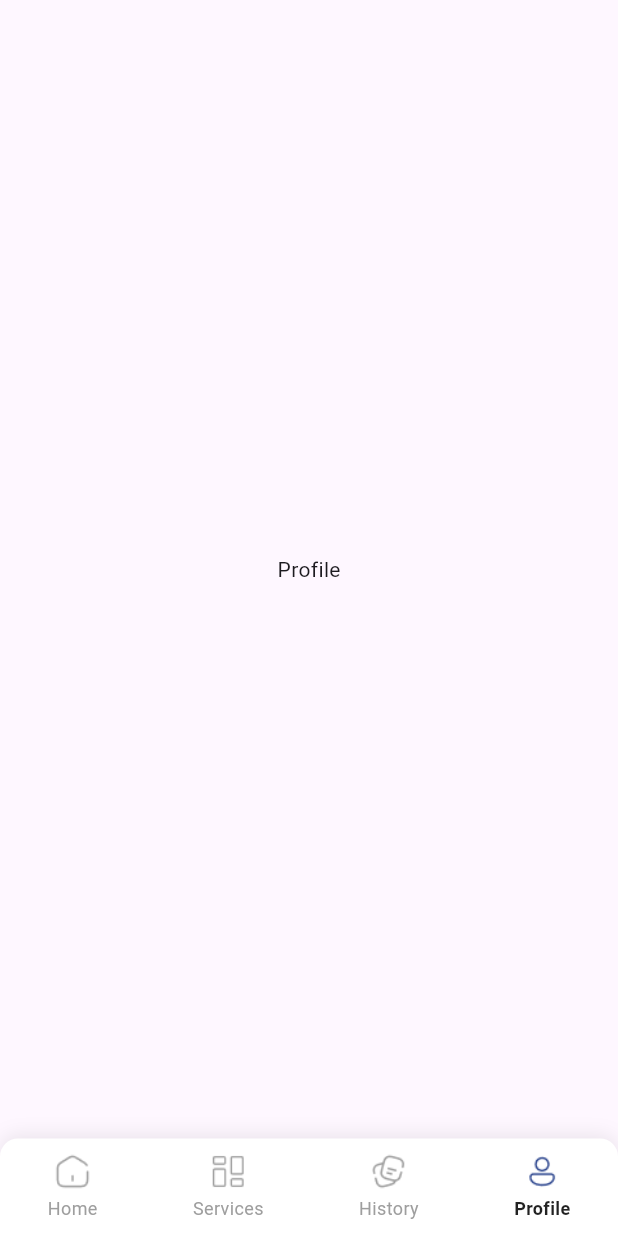
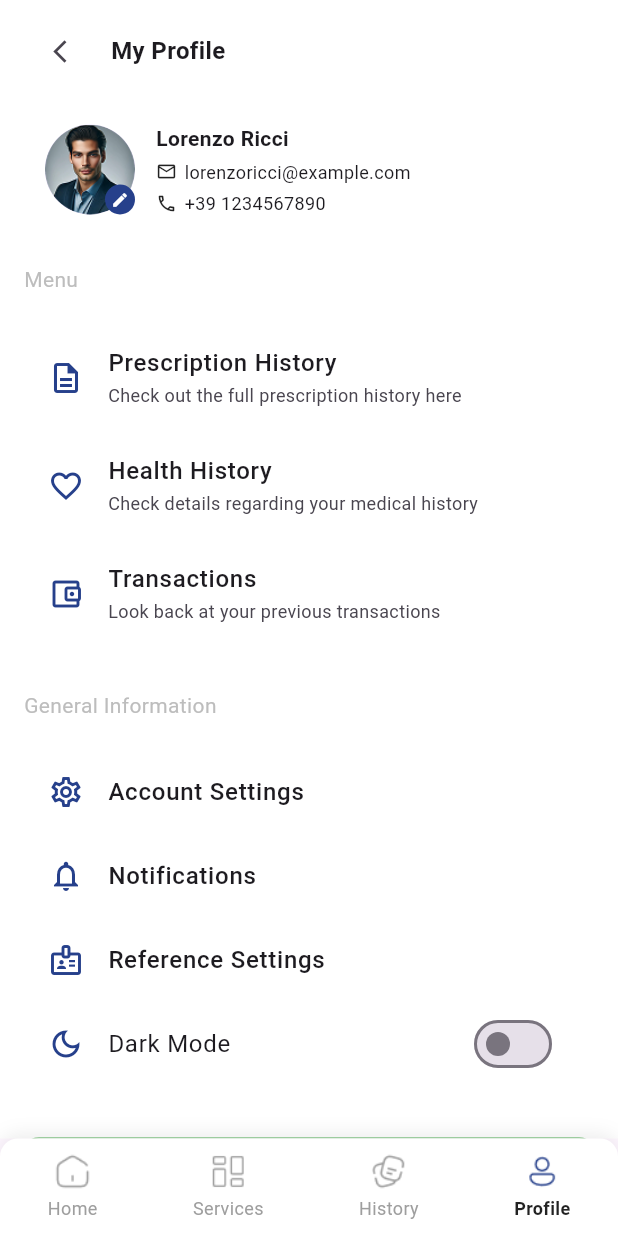
Before and after one commit to Aryan-090/medcare, a Flutter app: the screen it shows after launch, item 4 of the bottom bar chosen, on a phone screen of 412 x 824 dp. Run offline on Flutter 3.47's test engine with Material 3 defaults, Android fonts, the phone set to English and light mode, and no system bars; our stand-ins replace intl_phone_field.

Commit message:
new Screens Added

```diff
--- a/lib/src/home/main_screen.dart
+++ b/lib/src/home/main_screen.dart
@@ -2,6 +2,7 @@ import 'package:flutter/material.dart';
 import 'package:medcare/src/services/services.dart';
 import '../../widgets/bottomNavigationBar/custom_bottom_nav.dart';
 import '../history/history_screen.dart';
+import '../profile/profile_screen.dart';
 import 'home_screen.dart';
 
 class MainScreen extends StatefulWidget {
@@ -32,7 +33,13 @@ class _MainScreenState extends State<MainScreen> {
         currentNavIndex: currentIndex,
         onNavTap: _handleNavigation,
       ),
-      const Center(child: Text("Profile")),
+      ProfileScreen(
+
+        currentIndex: currentIndex,
+
+        onTap: _handleNavigation,
+
+      ),
     ];
   }
 
@@ -45,8 +52,18 @@ class _MainScreenState extends State<MainScreen> {
         currentNavIndex: index,
         onNavTap: _handleNavigation,
       );
+
+      /// update ProfileScreen index also
+      screens[3] = ProfileScreen(
+
+        currentIndex: index,
+
+        onTap: _handleNavigation,
+
+      );
     });
   }
+
 
   void _setSelectedDoctor(Map<String, String> doctor) {
     setState(() {
--- /dev/null
+++ b/lib/src/profile/profile_screen.dart
@@ -0,0 +1,110 @@
+import 'package:flutter/material.dart';
+import '../../utils/app_colors.dart';
+
+import 'widgets/profile_header.dart';
+import 'widgets/profile_menu_section.dart';
+import 'widgets/logout_button.dart';
+
+class ProfileScreen extends StatefulWidget {
+  final int currentIndex;
+  final Function(int) onTap;
+
+  const ProfileScreen({
+    super.key,
+
+    required this.currentIndex,
+
+    required this.onTap,
+  });
+
+  @override
+  State<ProfileScreen> createState() => _ProfileScreenState();
+}
+
+class _ProfileScreenState extends State<ProfileScreen> {
+  bool darkMode = false;
+
+  @override
+  Widget build(BuildContext context) {
+    return Scaffold(
+      backgroundColor: AppColors.background,
+
+      body: SafeArea(
+        child: SingleChildScrollView(
+          padding: const EdgeInsets.symmetric(horizontal: 16),
+
+          child: Column(
+            crossAxisAlignment: CrossAxisAlignment.start,
+
+            children: [
+              const SizedBox(height: 10),
+
+              /// header
+              Row(
+                children: [
+                  IconButton(
+                    onPressed: () {
+                      widget.onTap(0); // go back home tab
+                    },
+
+                    icon: const Icon(Icons.arrow_back_ios_new, size: 18),
+                  ),
+
+                  const SizedBox(width: 10),
+
+                  const Text(
+                    "My Profile",
+
+                    style: TextStyle(fontSize: 16, fontWeight: FontWeight.w600),
+                  ),
+                ],
+              ),
+
+              const SizedBox(height: 10),
+
+              const ProfileHeader(),
+
+              const SizedBox(height: 18),
+
+              const Text(
+                "Menu",
+
+                style: TextStyle(color: AppColors.disableText),
+              ),
+
+              const SizedBox(height: 10),
+
+              const ProfileMenuSection(),
+
+              const SizedBox(height: 18),
+
+              const Text(
+                "General Information",
+
+                style: TextStyle(color: AppColors.disableText),
+              ),
+
+              const SizedBox(height: 10),
+
+              ProfileSettingsSection(
+                darkMode: darkMode,
+
+                onDarkModeChanged: (value) {
+                  setState(() {
+                    darkMode = value;
+                  });
+                },
+              ),
+
+              const SizedBox(height: 20),
+
+              const LogoutButton(),
+
+              const SizedBox(height: 30),
+            ],
+          ),
+        ),
+      ),
+    );
+  }
+}
--- /dev/null
+++ b/lib/src/profile/widgets/logout_button.dart
@@ -0,0 +1,48 @@
+import 'package:flutter/material.dart';
+
+class LogoutButton extends StatelessWidget {
+
+  const LogoutButton({super.key});
+
+  @override
+  Widget build(BuildContext context) {
+
+    return Container(
+
+      margin: const EdgeInsets.only(bottom: 10),
+
+      width: double.infinity,
+
+      child: OutlinedButton(
+
+        onPressed: (){},
+
+        style: OutlinedButton.styleFrom(
+
+          side: BorderSide(
+            color: Colors.green.shade200,
+          ),
+
+          shape: RoundedRectangleBorder(
+            borderRadius: BorderRadius.circular(10),
+          ),
+
+        ),
+
+        child: const Text(
+
+          "Log Out",
+
+          style: TextStyle(
+            color: Colors.red,
+          ),
+
+        ),
+
+      ),
+
+    );
+
+  }
+
+}
--- /dev/null
+++ b/lib/src/profile/widgets/profile_header.dart
@@ -0,0 +1,125 @@
+import 'package:flutter/material.dart';
+import '../../../utils/app_colors.dart';
+
+class ProfileHeader extends StatelessWidget {
+
+  const ProfileHeader({super.key});
+
+  @override
+  Widget build(BuildContext context) {
+
+    return Container(
+
+      padding: const EdgeInsets.all(14),
+
+      decoration: BoxDecoration(
+
+        color: Colors.white,
+
+        borderRadius: BorderRadius.circular(16),
+
+      ),
+
+      child: Row(
+
+        children: [
+
+          Stack(
+
+            children: [
+
+              const CircleAvatar(
+
+                radius: 30,
+
+                backgroundImage: AssetImage(
+                  "assets/img/profile.png",
+                ),
+
+              ),
+
+              Positioned(
+
+                bottom: 0,
+                right: 0,
+
+                child: Container(
+
+                  padding: const EdgeInsets.all(4),
+
+                  decoration: const BoxDecoration(
+
+                    color: AppColors.primary,
+
+                    shape: BoxShape.circle,
+
+                  ),
+
+                  child: const Icon(
+                    Icons.edit,
+                    size: 12,
+                    color: Colors.white,
+                  ),
+
+                ),
+
+              )
+
+            ],
+
+          ),
+
+          const SizedBox(width: 14),
+
+          const Column(
+
+            crossAxisAlignment: CrossAxisAlignment.start,
+
+            children: [
+
+              Text(
+                "Lorenzo Ricci",
+                style: TextStyle(
+                  fontWeight: FontWeight.w600,
+                ),
+              ),
+
+              SizedBox(height: 4),
+
+              Row(
+                children: [
+                  Icon(Icons.email_outlined,size:14),
+                  SizedBox(width: 5),
+                  Text(
+                    "lorenzoricci@example.com",
+                    style: TextStyle(fontSize: 12),
+                  ),
+                ],
+              ),
+
+              SizedBox(height: 4),
+
+              Row(
+                children: [
+                  Icon(Icons.phone_outlined,size:14),
+                  SizedBox(width: 5),
+                  Text(
+                    "+39 1234567890",
+                    style: TextStyle(fontSize: 12),
+                  ),
+                ],
+              ),
+
+            ],
+
+          ),
+
+        ],
+
+      ),
+
+    );
+
+  }
+
+}
--- /dev/null
+++ b/lib/src/profile/widgets/profile_menu_section.dart
@@ -0,0 +1,143 @@
+import 'package:flutter/material.dart';
+import '../../../utils/app_colors.dart';
+import 'profile_menu_tile.dart';
+
+class ProfileMenuSection extends StatelessWidget {
+
+  const ProfileMenuSection({super.key});
+
+  @override
+  Widget build(BuildContext context) {
+
+    return Container(
+
+      padding: const EdgeInsets.symmetric(vertical: 10),
+
+      decoration: BoxDecoration(
+
+        color: Colors.white,
+
+        borderRadius: BorderRadius.circular(16),
+
+      ),
+
+      child: const Column(
+
+        children: [
+
+          ProfileMenuTile(
+
+            icon: Icons.description_outlined,
+
+            title: "Prescription History",
+
+            subtitle: "Check out the full prescription history here",
+
+          ),
+
+          ProfileMenuTile(
+
+            icon: Icons.favorite_border,
+
+            title: "Health History",
+
+            subtitle: "Check details regarding your medical history",
+
+          ),
+
+          ProfileMenuTile(
+
+            icon: Icons.account_balance_wallet_outlined,
+
+            title: "Transactions",
+
+            subtitle: "Look back at your previous transactions",
+
+          ),
+
+        ],
+
+      ),
+
+    );
+
+  }
+
+}
+
+
+class ProfileSettingsSection extends StatelessWidget {
+
+  final bool darkMode;
+  final Function(bool) onDarkModeChanged;
+
+  const ProfileSettingsSection({
+
+    super.key,
+
+    required this.darkMode,
+    required this.onDarkModeChanged,
+
+  });
+
+  @override
+  Widget build(BuildContext context) {
+
+    return Container(
+
+      padding: const EdgeInsets.symmetric(vertical: 10),
+
+      decoration: BoxDecoration(
+
+        color: Colors.white,
+
+        borderRadius: BorderRadius.circular(16),
+
+      ),
+
+      child: Column(
+
+        children: [
+
+          const ProfileMenuTile(
+
+            icon: Icons.settings_outlined,
+            title: "Account Settings",
+
+          ),
+
+          const ProfileMenuTile(
+
+            icon: Icons.notifications_none,
+            title: "Notifications",
+
+          ),
+
+          const ProfileMenuTile(
+
+            icon: Icons.badge_outlined,
+            title: "Reference Settings",
+
+          ),
+
+          SwitchListTile(
+
+            value: darkMode,
+
+            onChanged: onDarkModeChanged,
+
+            title: const Text("Dark Mode"),
+
+            secondary: const Icon(Icons.dark_mode_outlined, color: AppColors.primary),
+
+          ),
+
+        ],
+
+      ),
+
+    );
+
+  }
+
+}
--- /dev/null
+++ b/lib/src/profile/widgets/profile_menu_tile.dart
@@ -0,0 +1,48 @@
+import 'package:flutter/material.dart';
+import '../../../utils/app_colors.dart';
+
+class ProfileMenuTile extends StatelessWidget {
+
+  final IconData icon;
+  final String title;
+  final String? subtitle;
+
+  const ProfileMenuTile({
+
+    super.key,
+
+    required this.icon,
+    required this.title,
+    this.subtitle,
+
+  });
+
+  @override
+  Widget build(BuildContext context) {
+
+    return ListTile(
+
+      leading: Icon(
+        icon,
+        color: AppColors.primary,
+      ),
+
+      title: Text(
+        title,
+        style: const TextStyle(
+          fontWeight: FontWeight.w500,
+        ),
+      ),
+
+      subtitle: subtitle == null
+          ? null
+          : Text(
+        subtitle!,
+        style: const TextStyle(fontSize: 12),
+      ),
+
+    );
+
+  }
+
+}
```
Also changed, not shown: assets/img/profile.png (added).
